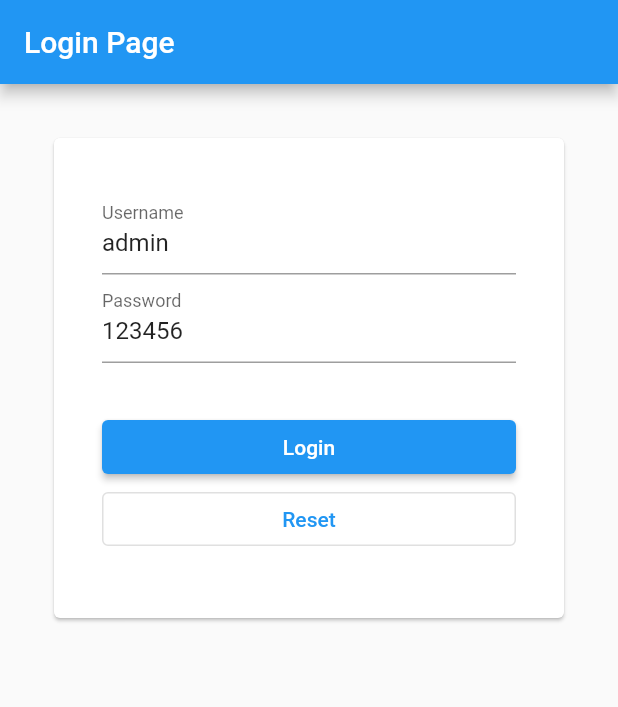
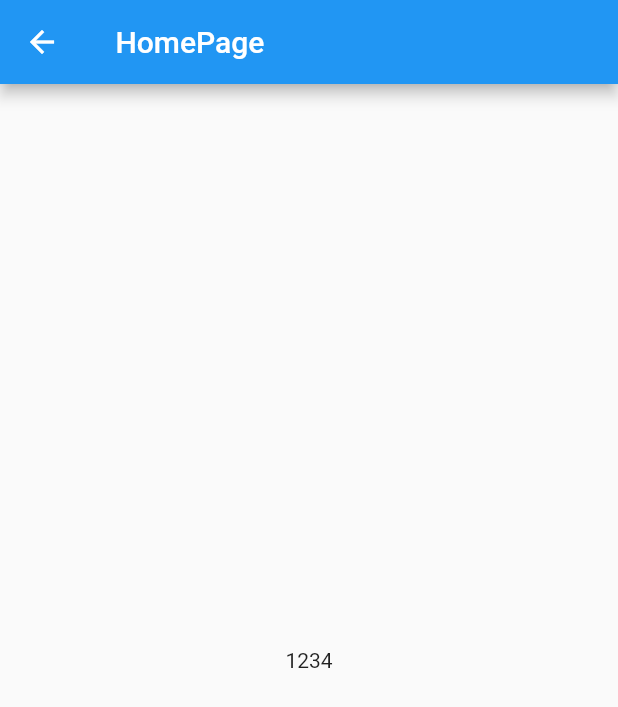
Before and after one commit to chaiyaphat20/flutter_ep1, a Flutter app: the screen it shows after launch, after a tap on "Login", on a phone screen of 412 x 824 dp. Shown: the top 707 px of the screen. Run offline on Flutter 3.47's test engine with Material 2 defaults, Android fonts, the phone set to English and light mode, and no system bars.

Commit message:
[FEAT]: Navigation page

```diff
--- a/lib/src/app.dart
+++ b/lib/src/app.dart
@@ -1,4 +1,6 @@
+import 'package:first_app/src/pages/home/home_page.dart';
 import 'package:first_app/src/pages/login/login_page.dart';
+import 'package:first_app/src/pages/routes.dart';
 import 'package:flutter/material.dart';
 
 class MyApp extends StatelessWidget {
@@ -6,8 +8,9 @@ class MyApp extends StatelessWidget {
 
   @override
   Widget build(BuildContext context) {
-    return const MaterialApp(
+    return MaterialApp(
       title: "CMApp",
+      routes: AppRoute.all,
       home: LoginPage(),
     );
   }
--- /dev/null
+++ b/lib/src/pages/home/home_page.dart
@@ -0,0 +1,20 @@
+import 'package:flutter/material.dart';
+
+class HomePage extends StatefulWidget {
+  const HomePage({super.key});
+
+  @override
+  State<HomePage> createState() => _HomePageState();
+}
+
+class _HomePageState extends State<HomePage> {
+  @override
+  Widget build(BuildContext context) {
+    return Scaffold(
+      appBar: AppBar(
+        title: Text(" HomePage"),
+      ),
+      body: Center(child: Text("1234")),
+    );
+  }
+}
--- a/lib/src/pages/login/login_page.dart
+++ b/lib/src/pages/login/login_page.dart
@@ -1,3 +1,4 @@
+import 'package:first_app/src/pages/routes.dart';
 import 'package:flutter/material.dart';
 
 class LoginPage extends StatefulWidget {
@@ -32,7 +33,7 @@ class _LoginPageState extends State<LoginPage> {
           child: Card(
             child: Container(
               padding: const EdgeInsets.all(32),
-              height: 320,
+              height: 370,
               child: Column(
                   crossAxisAlignment: CrossAxisAlignment.stretch,
                   children: [
@@ -52,6 +53,7 @@ class _LoginPageState extends State<LoginPage> {
   void _handleClickLogin() {
     print(
         "ArtDev: Login with ${_usernameController.text}, ${_passwordController.text} ;");
+    Navigator.pushNamed(context, AppRoute.home);
   }
 
   void _handleClickReset() {
@@ -59,11 +61,19 @@ class _LoginPageState extends State<LoginPage> {
     _passwordController.text = "";
   }
 
+  void _handleClickRegister() {
+    Navigator.pushNamed(context, AppRoute.register);
+  }
+
   _buildButtons() {
     return [
       ElevatedButton(
         onPressed: _handleClickLogin,
         child: const Text("Login"),
+      ),
+      OutlinedButton(
+        onPressed: _handleClickRegister,
+        child: const Text("Register"),
       ),
       OutlinedButton(
         onPressed: _handleClickReset,
--- /dev/null
+++ b/lib/src/pages/register/register_page.dart
@@ -0,0 +1,15 @@
+import 'package:flutter/material.dart';
+
+class RegisterPage extends StatelessWidget {
+  const RegisterPage({super.key});
+
+  @override
+  Widget build(BuildContext context) {
+    return Scaffold(
+      appBar: AppBar(
+        title: Text("Register"),
+      ),
+      body: Container(),
+    );
+  }
+}
--- /dev/null
+++ b/lib/src/pages/routes.dart
@@ -0,0 +1,16 @@
+import 'package:first_app/src/pages/home/home_page.dart';
+import 'package:first_app/src/pages/login/login_page.dart';
+import 'package:first_app/src/pages/register/register_page.dart';
+import 'package:flutter/material.dart';
+
+class AppRoute {
+  static const home = 'home';
+  static const login = 'login';
+  static const register = 'register';
+
+  static get all => <String, WidgetBuilder>{
+        login: (context) => const LoginPage(),
+        home: (context) => const HomePage(),
+        register: (context) => const RegisterPage(),
+      };
+}
```
